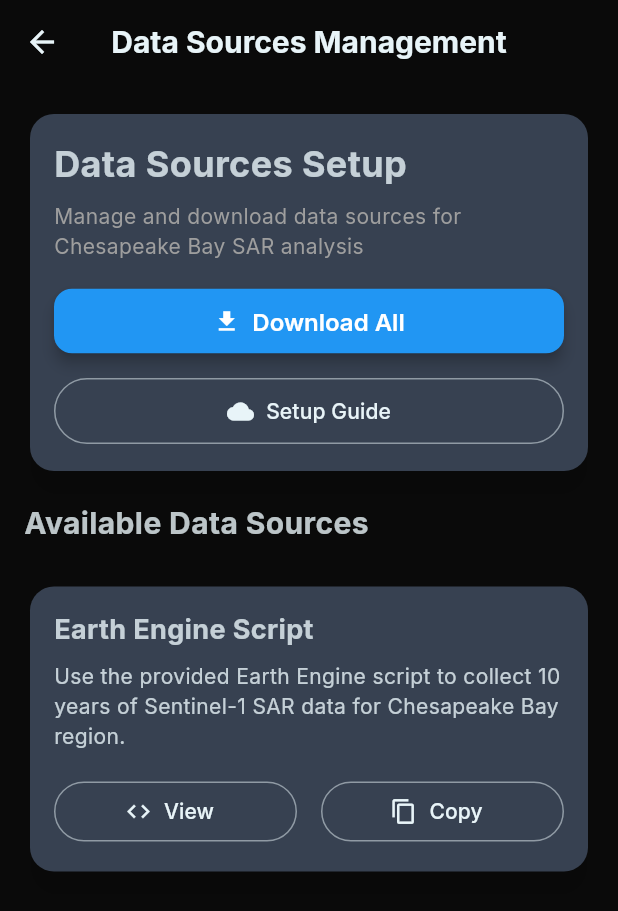
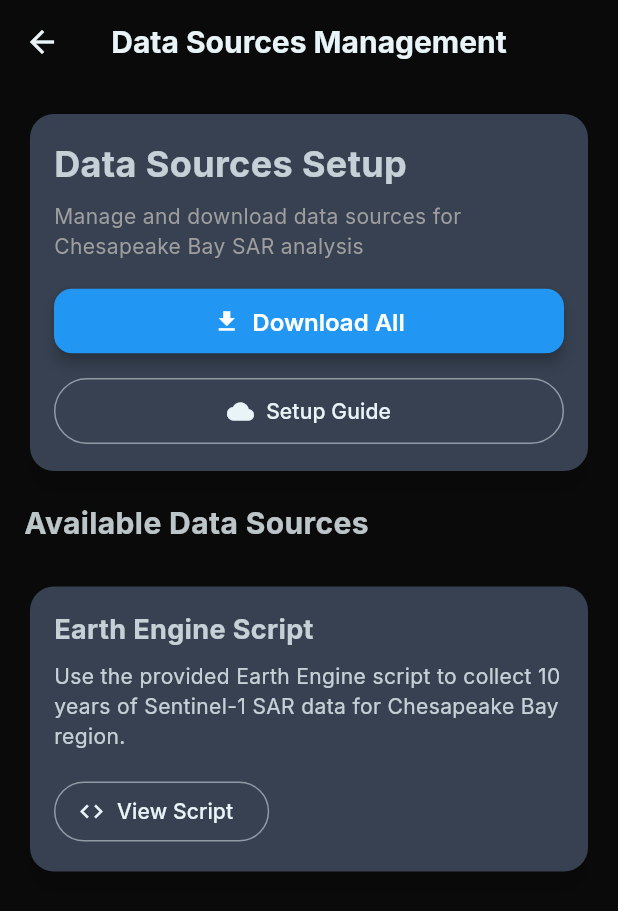
Before and after one commit to pranalitalla8/sarveillance, a Flutter app: the AnalyzeScreenGoogle screen opened directly, after a tap on the "storage" icon, on a phone screen of 412 x 824 dp. Shown: the top 911 px of the screen. Run offline on Flutter 3.47's test engine with Material 3 defaults, Android fonts, the phone set to English and light mode, and no system bars; our stand-ins replace csv, fl_chart, flutter_map, flutter_svg, google_fonts, google_maps_flutter and 2 more; network calls fail.

Commit message:
deleted debug statements, moved colab file, finished clipboard functionality, removed unnused imports, fixed depreciated api calls

```diff
--- a/lib/models/data_sources.dart
+++ b/lib/models/data_sources.dart
@@ -1,5 +1,3 @@
-import 'dart:convert';
-
 /// Model for Chesapeake Bay shapefile data
 class ChesapeakeBayData {
   final String name;
--- a/lib/screens/analyze_screen.dart
+++ b/lib/screens/analyze_screen.dart
@@ -216,7 +216,6 @@ class _AnalyzeScreenGoogleState extends State<AnalyzeScreenGoogle> {
       final point = _oilSpillData[i];
       final markerId = MarkerId('marker_$i');
 
-      Color markerColor;
       BitmapDescriptor icon;
       double alpha;
       String title;
@@ -224,19 +223,16 @@ class _AnalyzeScreenGoogleState extends State<AnalyzeScreenGoogle> {
       // Prioritize ship-related oil detections
       if (point.isShipRelated && point.isOilCandidate) {
         // Ship-related oil (always visible, bright orange)
-        markerColor = Colors.orange;
         icon = BitmapDescriptor.defaultMarkerWithHue(BitmapDescriptor.hueOrange);
         alpha = 1.0; // Fully opaque for maximum visibility
         title = 'Ship-Related Oil';
       } else if (point.isOilCandidate) {
         // Regular oil detection
-        markerColor = Colors.red;
         icon = BitmapDescriptor.defaultMarkerWithHue(BitmapDescriptor.hueRed);
         alpha = 0.8;
         title = 'Oil Detection';
       } else {
         // Water points (always show)
-        markerColor = Colors.blue;
         icon = BitmapDescriptor.defaultMarkerWithHue(BitmapDescriptor.hueBlue);
         alpha = 0.5;
         title = 'Water';
--- a/lib/screens/data_management_screen.dart
+++ b/lib/screens/data_management_screen.dart
@@ -301,36 +301,13 @@ class _DataManagementScreenState extends State<DataManagementScreen> {
                             'Use the provided Earth Engine script to collect 10 years of Sentinel-1 SAR data for Chesapeake Bay region.',
                           ),
                           const SizedBox(height: 16),
-                          Row(
-                            children: [
-                              Expanded(
-                                child: OutlinedButton.icon(
-                                  onPressed: () {
-                                    // TODO: Open Earth Engine script
-                                    _showEarthEngineScriptDialog();
-                                  },
-                                  icon: Icon(Icons.code, color: Theme.of(context).colorScheme.onSurface),
-                                  label: Text('View', style: TextStyle(color: Theme.of(context).colorScheme.onSurface)),
-                                  style: OutlinedButton.styleFrom(
-                                    side: BorderSide(color: Theme.of(context).colorScheme.onSurface.withValues(alpha: 0.5)),
-                                  ),
-                                ),
-                              ),
-                              const SizedBox(width: 16),
-                              Expanded(
-                                child: OutlinedButton.icon(
-                                  onPressed: () {
-                                    // TODO: Copy script to clipboard
-                                    _copyScriptToClipboard();
-                                  },
-                                  icon: Icon(Icons.copy, color: Theme.of(context).colorScheme.onSurface),
-                                  label: Text('Copy', style: TextStyle(color: Theme.of(context).colorScheme.onSurface)),
-                                  style: OutlinedButton.styleFrom(
-                                    side: BorderSide(color: Theme.of(context).colorScheme.onSurface.withValues(alpha: 0.5)),
-                                  ),
-                                ),
-                              ),
-                            ],
+                          OutlinedButton.icon(
+                            onPressed: _showEarthEngineScriptDialog,
+                            icon: Icon(Icons.code, color: Theme.of(context).colorScheme.onSurface),
+                            label: Text('View Script', style: TextStyle(color: Theme.of(context).colorScheme.onSurface)),
+                            style: OutlinedButton.styleFrom(
+                              side: BorderSide(color: Theme.of(context).colorScheme.onSurface.withValues(alpha: 0.5)),
+                            ),
                           ),
                         ],
                       ),
@@ -366,12 +343,12 @@ class _DataManagementScreenState extends State<DataManagementScreen> {
               children: [
                 Chip(
                   label: Text(source.format),
-                  backgroundColor: Colors.blue.withOpacity(0.2),
+                  backgroundColor: Colors.blue.withValues(alpha: 0.2),
                 ),
                 const SizedBox(height: 4),
                 Chip(
                   label: Text(source.source),
-                  backgroundColor: Colors.green.withOpacity(0.2),
+                  backgroundColor: Colors.green.withValues(alpha: 0.2),
                 ),
               ],
             ),
@@ -446,13 +423,4 @@ class _DataManagementScreenState extends State<DataManagementScreen> {
     );
   }
 
-  void _copyScriptToClipboard() {
-    // TODO: Implement clipboard functionality
-    ScaffoldMessenger.of(context).showSnackBar(
-      const SnackBar(
-        content: Text('Script copied to clipboard'),
-        backgroundColor: Colors.green,
-      ),
-    );
-  }
 }
--- a/lib/services/sar_data_service.dart
+++ b/lib/services/sar_data_service.dart
@@ -1,4 +1,3 @@
-import 'dart:convert';
 import 'package:flutter/services.dart';
 import 'package:csv/csv.dart';
 import '../models/oil_spill_data.dart';
--- a/lib/widgets/alice_themed_background.dart
+++ b/lib/widgets/alice_themed_background.dart
@@ -75,7 +75,7 @@ class _AliceThemedBackgroundState extends State<AliceThemedBackground>
               begin: Alignment.topLeft,
               end: Alignment.bottomRight,
               colors: currentGradient.map((color) =>
-                color.withOpacity((0.7 + (0.3 * animationValue)).clamp(0.0, 1.0))
+                color.withValues(alpha: (0.7 + (0.3 * animationValue)).clamp(0.0, 1.0))
               ).toList(),
             ),
           ),
@@ -246,8 +246,8 @@ class _AliceThemedBackgroundState extends State<AliceThemedBackground>
               radius: 1.5 + (0.5 * _rabbitHoleController.value),
               colors: [
                 Colors.transparent,
-                Colors.black.withOpacity(0.3),
-                Colors.black.withOpacity(0.8),
+                Colors.black.withValues(alpha: 0.3),
+                Colors.black.withValues(alpha: 0.8),
               ],
               stops: const [0.0, 0.7, 1.0],
             ),
@@ -280,45 +280,45 @@ class _AliceThemedBackgroundState extends State<AliceThemedBackground>
     switch (widget.currentChapter) {
       case 0: // Rabbit Hole
         return [
-          {'icon': Icons.access_time, 'size': 24.0, 'color': Colors.white.withOpacity(0.6)},
-          {'icon': Icons.pets, 'size': 20.0, 'color': Colors.white.withOpacity(0.4)},
-          {'icon': Icons.star, 'size': 16.0, 'color': Colors.yellow.withOpacity(0.5)},
+          {'icon': Icons.access_time, 'size': 24.0, 'color': Colors.white.withValues(alpha: 0.6)},
+          {'icon': Icons.pets, 'size': 20.0, 'color': Colors.white.withValues(alpha: 0.4)},
+          {'icon': Icons.star, 'size': 16.0, 'color': Colors.yellow.withValues(alpha: 0.5)},
         ];
       case 1: // Pristine Waters
         return [
-          {'icon': Icons.water_drop, 'size': 20.0, 'color': Colors.blue.withOpacity(0.6)},
-          {'icon': Icons.sailing, 'size': 24.0, 'color': Colors.white.withOpacity(0.5)},
-          {'icon': Icons.eco, 'size': 18.0, 'color': Colors.green.withOpacity(0.4)},
+          {'icon': Icons.water_drop, 'size': 20.0, 'color': Colors.blue.withValues(alpha: 0.6)},
+          {'icon': Icons.sailing, 'size': 24.0, 'color': Colors.white.withValues(alpha: 0.5)},
+          {'icon': Icons.eco, 'size': 18.0, 'color': Colors.green.withValues(alpha: 0.4)},
         ];
       case 2: // Tea Party Chaos
         return [
-          {'icon': Icons.local_cafe, 'size': 22.0, 'color': Colors.brown.withOpacity(0.6)},
-          {'icon': Icons.cake, 'size': 20.0, 'color': Colors.pink.withOpacity(0.5)},
-          {'icon': Icons.schedule, 'size': 18.0, 'color': Colors.red.withOpacity(0.4)},
+          {'icon': Icons.local_cafe, 'size': 22.0, 'color': Colors.brown.withValues(alpha: 0.6)},
+          {'icon': Icons.cake, 'size': 20.0, 'color': Colors.pink.withValues(alpha: 0.5)},
+          {'icon': Icons.schedule, 'size': 18.0, 'color': Colors.red.withValues(alpha: 0.4)},
         ];
       case 3: // Looking Glass
         return [
-          {'icon': Icons.auto_awesome, 'size': 24.0, 'color': Colors.purple.withOpacity(0.6)},
-          {'icon': Icons.flip, 'size': 20.0, 'color': Colors.white.withOpacity(0.5)},
-          {'icon': Icons.camera_alt, 'size': 18.0, 'color': Colors.cyan.withOpacity(0.4)},
+          {'icon': Icons.auto_awesome, 'size': 24.0, 'color': Colors.purple.withValues(alpha: 0.6)},
+          {'icon': Icons.flip, 'size': 20.0, 'color': Colors.white.withValues(alpha: 0.5)},
+          {'icon': Icons.camera_alt, 'size': 18.0, 'color': Colors.cyan.withValues(alpha: 0.4)},
         ];
       case 4: // Cheshire Cat
         return [
-          {'icon': Icons.visibility_off, 'size': 22.0, 'color': Colors.purple.withOpacity(0.6)},
-          {'icon': Icons.pets, 'size': 20.0, 'color': Colors.pink.withOpacity(0.5)},
-          {'icon': Icons.search, 'size': 18.0, 'color': Colors.green.withOpacity(0.4)},
+          {'icon': Icons.visibility_off, 'size': 22.0, 'color': Colors.purple.withValues(alpha: 0.6)},
+          {'icon': Icons.pets, 'size': 20.0, 'color': Colors.pink.withValues(alpha: 0.5)},
+          {'icon': Icons.search, 'size': 18.0, 'color': Colors.green.withValues(alpha: 0.4)},
         ];
       case 5: // Neighborhood
         return [
-          {'icon': Icons.home, 'size': 24.0, 'color': Colors.orange.withOpacity(0.6)},
-          {'icon': Icons.location_on, 'size': 20.0, 'color': Colors.red.withOpacity(0.5)},
-          {'icon': Icons.family_restroom, 'size': 18.0, 'color': Colors.blue.withOpacity(0.4)},
+          {'icon': Icons.home, 'size': 24.0, 'color': Colors.orange.withValues(alpha: 0.6)},
+          {'icon': Icons.location_on, 'size': 20.0, 'color': Colors.red.withValues(alpha: 0.5)},
+          {'icon': Icons.family_restroom, 'size': 18.0, 'color': Colors.blue.withValues(alpha: 0.4)},
         ];
       case 6: // Queen's Decree
         return [
           {'icon': Icons.gavel, 'size': 24.0, 'color': const Color(0xFFFFD700).withValues(alpha: 0.6)},
-          {'icon': Icons.policy, 'size': 20.0, 'color': Colors.red.withOpacity(0.5)},
-          {'icon': Icons.security, 'size': 18.0, 'color': Colors.white.withOpacity(0.4)},
+          {'icon': Icons.policy, 'size': 20.0, 'color': Colors.red.withValues(alpha: 0.5)},
+          {'icon': Icons.security, 'size': 18.0, 'color': Colors.white.withValues(alpha: 0.4)},
         ];
       default:
         return [];
@@ -343,7 +343,7 @@ class RabbitHolePainter extends CustomPainter {
     // Draw spiral rabbit hole
     for (int i = 0; i < 8; i++) {
       final radius = 50.0 + (i * 30) + (20 * math.sin(animation * 2 * math.pi + i));
-      paint.color = Colors.white.withOpacity(0.1 - (i * 0.01));
+      paint.color = Colors.white.withValues(alpha: 0.1 - (i * 0.01));
       canvas.drawCircle(center, radius, paint);
     }
   }
@@ -365,7 +365,7 @@ class WaterWavesPainter extends CustomPainter {
 
     for (int i = 0; i < 5; i++) {
       final path = Path();
-      paint.color = Colors.blue.withOpacity(0.3 - (i * 0.05));
+      paint.color = Colors.blue.withValues(alpha: 0.3 - (i * 0.05));
 
       for (double x = 0; x <= size.width; x += 5) {
         final y = size.height * 0.7 +
@@ -399,7 +399,7 @@ class TeaPartyChaosPainter extends CustomPainter {
       final x = (size.width / 4) * (i % 4) + (50 * math.sin(animation * 2 * math.pi + i));
       final y = (size.height / 3) * (i % 3) + (30 * math.cos(animation * 2 * math.pi + i));
 
-      paint.color = (i % 2 == 0) ? Colors.red.withOpacity(0.2) : Colors.black.withOpacity(0.2);
+      paint.color = (i % 2 == 0) ? Colors.red.withValues(alpha: 0.2) : Colors.black.withValues(alpha: 0.2);
 
       canvas.save();
       canvas.translate(x, y);
@@ -432,7 +432,7 @@ class MirrorEffectPainter extends CustomPainter {
 
     for (int i = 0; i < 10; i++) {
       final offset = (i * 20) + (10 * math.sin(animation * 2 * math.pi + i));
-      paint.color = Colors.white.withOpacity(0.2 - (i * 0.01));
+      paint.color = Colors.white.withValues(alpha: 0.2 - (i * 0.01));
 
       // Left side
       canvas.drawLine(
@@ -468,7 +468,7 @@ class ForestShadowsPainter extends CustomPainter {
       final x = (size.width / 8) * i;
       final height = 100 + (50 * math.sin(animation * math.pi + i));
 
-      paint.color = Colors.black.withOpacity(0.1 + (0.1 * math.sin(animation * 2 * math.pi + i)));
+      paint.color = Colors.black.withValues(alpha: 0.1 + (0.1 * math.sin(animation * 2 * math.pi + i)));
 
       final path = Path();
       path.moveTo(x, size.height);
@@ -498,7 +498,7 @@ class LocalWatersPainter extends CustomPainter {
 
     // Draw familiar coastline silhouette
     final path = Path();
-    paint.color = Colors.white.withOpacity(0.3);
+    paint.color = Colors.white.withValues(alpha: 0.3);
 
     for (double x = 0; x <= size.width; x += 10) {
       final y = size.height * 0.6 +
@@ -534,8 +534,8 @@ class RoyalGardenPainter extends CustomPainter {
         final y = (size.height / 4) * row + 50;
 
         paint.color = ((row + col) % 2 == 0)
-          ? Colors.red.withOpacity(0.2 + (0.1 * math.sin(animation * 2 * math.pi)))
-          : Colors.white.withOpacity(0.1 + (0.1 * math.cos(animation * 2 * math.pi)));
+          ? Colors.red.withValues(alpha: 0.2 + (0.1 * math.sin(animation * 2 * math.pi)))
+          : Colors.white.withValues(alpha: 0.1 + (0.1 * math.cos(animation * 2 * math.pi)));
 
         canvas.drawCircle(Offset(x, y), 15, paint);
       }
@@ -562,7 +562,7 @@ class TwinklingStarsPainter extends CustomPainter {
       final y = random.nextDouble() * size.height * 0.6; // Only in upper part
 
       final opacity = (0.3 + (0.7 * math.sin(animation * 2 * math.pi + i))).clamp(0.0, 1.0);
-      paint.color = Colors.white.withOpacity(opacity);
+      paint.color = Colors.white.withValues(alpha: opacity);
 
       canvas.drawCircle(Offset(x, y), 1 + (1 * opacity), paint);
     }
--- a/lib/widgets/environmental_heatmap.dart
+++ b/lib/widgets/environmental_heatmap.dart
@@ -26,7 +26,7 @@ class EnvironmentalHeatmap extends StatelessWidget {
 
         return CircleMarker(
           point: LatLng(point.latitude, point.longitude),
-          color: color.withOpacity(opacity),
+          color: color.withValues(alpha: opacity),
           borderColor: Colors.transparent,
           borderStrokeWidth: 0,
           radius: 15, // Larger for heatmap effect
```
Also changed, not shown: lib/models/oil_spill_data.dart (+0 -9 lines), lib/screens/story_screen.dart (+10 -15 lines), lib/widgets/date_range_filter.dart (+4 -4 lines), lib/widgets/spill_detail_popup.dart (+5 -5 lines), 2 other files.
